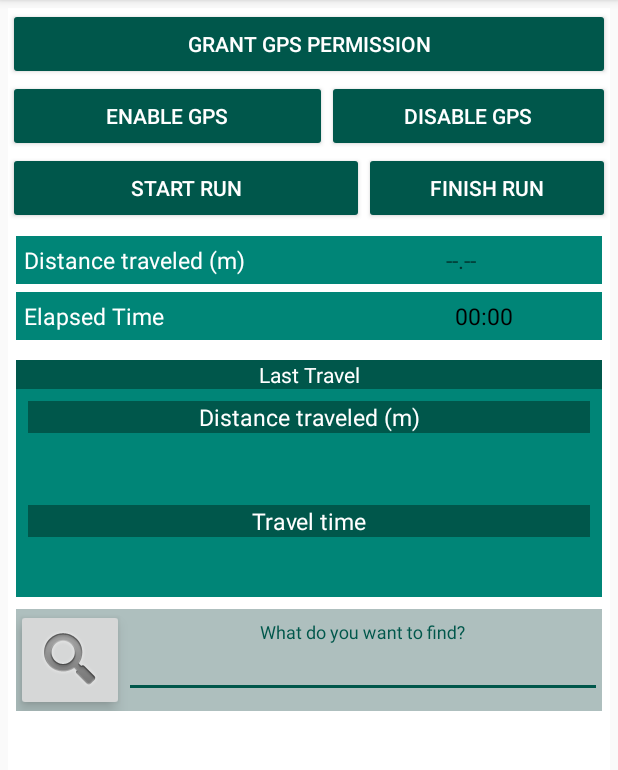
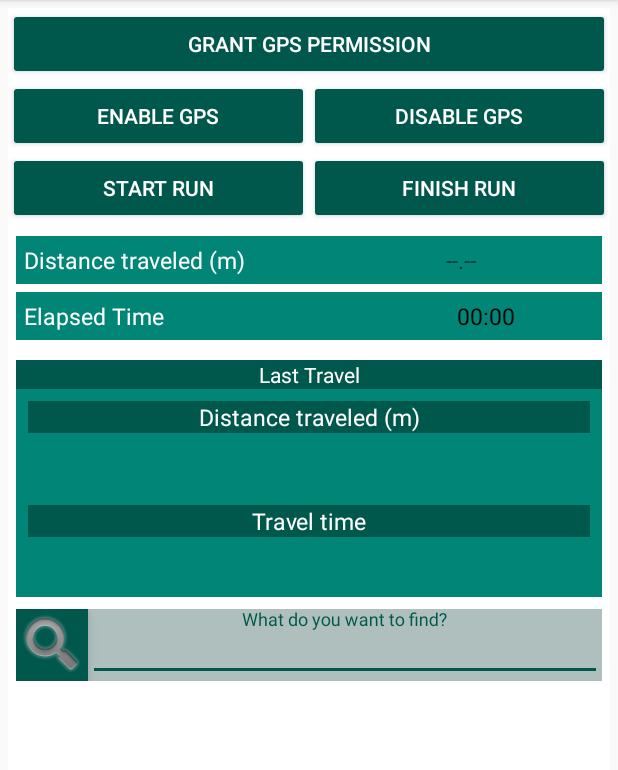
Before and after one commit to Daniel-Peres/fatec_pdm_calcula_percurso_e_tempo_com_gps, an Android app: the screen it shows after launch (MainActivity), on a phone screen of 412 x 824 dp, the part 84-854 px from its top. Run offline under Robolectric (Android 15) with nearby library versions, the phone set to English and light mode, and no system bars.

Commit message:
Versao final para entrega

```diff
--- a/app/src/main/res/layout/activity_main.xml
+++ b/app/src/main/res/layout/activity_main.xml
@@ -16,7 +16,9 @@
         android:layout_height="wrap_content"
         android:layout_gravity="center_horizontal|fill_horizontal"
         android:backgroundTint="@color/colorAccent"
+        android:elevation="4dp"
         android:shadowColor="@android:color/black"
+        android:singleLine="false"
         android:text="@string/conceder_permissao"
         android:textColor="@android:color/white" />
 
@@ -28,25 +30,31 @@
 
         <Button
             android:id="@+id/ativarGpsButton"
-            android:layout_width="134dp"
+            android:layout_width="90dp"
             android:layout_height="wrap_content"
             android:layout_gravity="fill_horizontal"
             android:layout_weight="1"
             android:backgroundTint="@color/colorAccent"
+            android:elevation="4dp"
             android:shadowColor="@android:color/black"
+            android:singleLine="false"
             android:text="@string/ativarGps"
-            android:textColor="@android:color/white" />
+            android:textColor="@android:color/white"
+            tools:ignore="ButtonStyle" />
 
         <Button
             android:id="@+id/desativarGpsButton"
-            android:layout_width="wrap_content"
+            android:layout_width="90dp"
             android:layout_height="wrap_content"
             android:layout_gravity="fill_horizontal"
             android:layout_weight="1"
             android:backgroundTint="@color/colorAccent"
+            android:elevation="4dp"
             android:shadowColor="@android:color/black"
+            android:singleLine="false"
             android:text="@string/desativarGps"
-            android:textColor="@android:color/white" />
+            android:textColor="@android:color/white"
+            tools:ignore="ButtonStyle" />
     </LinearLayout>
 
     <LinearLayout
@@ -57,25 +65,31 @@
 
         <Button
             android:id="@+id/iniciarPercursoButton"
-            android:layout_width="173dp"
+            android:layout_width="90dp"
             android:layout_height="wrap_content"
             android:layout_gravity="fill_horizontal"
             android:layout_weight="1"
             android:backgroundTint="@color/colorAccent"
+            android:elevation="4dp"
             android:shadowColor="@android:color/black"
+            android:singleLine="false"
             android:text="@string/iniciarPercurso"
-            android:textColor="@android:color/white" />
+            android:textColor="@android:color/white"
+            tools:ignore="ButtonStyle" />
 
         <Button
             android:id="@+id/terminarPercursoButton"
-            android:layout_width="wrap_content"
+            android:layout_width="90dp"
             android:layout_height="wrap_content"
             android:layout_gravity="fill_horizontal"
             android:layout_weight="1"
             android:backgroundTint="@color/colorAccent"
+            android:elevation="4dp"
             android:shadowColor="@android:color/black"
+            android:singleLine="false"
             android:text="@string/terminarPercurso"
-            android:textColor="@android:color/white" />
+            android:textColor="@android:color/white"
+            tools:ignore="ButtonStyle" />
     </LinearLayout>
 
     <LinearLayout
@@ -104,7 +118,7 @@
             android:layout_height="wrap_content"
             android:layout_gravity="fill_horizontal|center_vertical"
             android:layout_weight="16"
-            android:gravity="center_horizontal|center_vertical"
+            android:gravity="center|center_horizontal|center_vertical"
             android:hint="@string/hintDistanciaPercorrida"
             android:textColor="@android:color/black"
             android:textSize="@dimen/text_size" />
@@ -122,7 +136,7 @@
 
         <TextView
             android:id="@+id/labelTempoPassadoTextView"
-            android:layout_width="184dp"
+            android:layout_width="187dp"
             android:layout_height="wrap_content"
             android:layout_margin="5dp"
             android:layout_weight="1"
@@ -137,7 +151,7 @@
             android:layout_height="wrap_content"
 
             android:layout_weight="3"
-            android:gravity="center_horizontal|center_vertical"
+            android:gravity="center|center_horizontal|center_vertical"
             android:textColor="@android:color/black"
             android:textSize="@dimen/text_size" />
 
@@ -228,9 +242,11 @@
             android:layout_width="wrap_content"
             android:layout_height="wrap_content"
             android:layout_gravity="center"
+            android:background="@color/colorAccent"
             android:elevation="6dp"
             android:focusable="true"
             app:srcCompat="@android:drawable/ic_search_category_default"
+            android:contentDescription="@string/busca"
             />
 
         <com.google.android.material.textfield.TextInputLayout
--- a/app/src/main/res/values/strings.xml
+++ b/app/src/main/res/values/strings.xml
@@ -27,4 +27,5 @@
     <string name="distanciaPercorrida">Distance traveled (m)</string>
     <string name="tempoPassado">Elapsed Time</string>
     <string name="metros">meters</string>
+    <string name="busca">Search</string>
 </resources>
```
Also changed, not shown: 3 other files.
